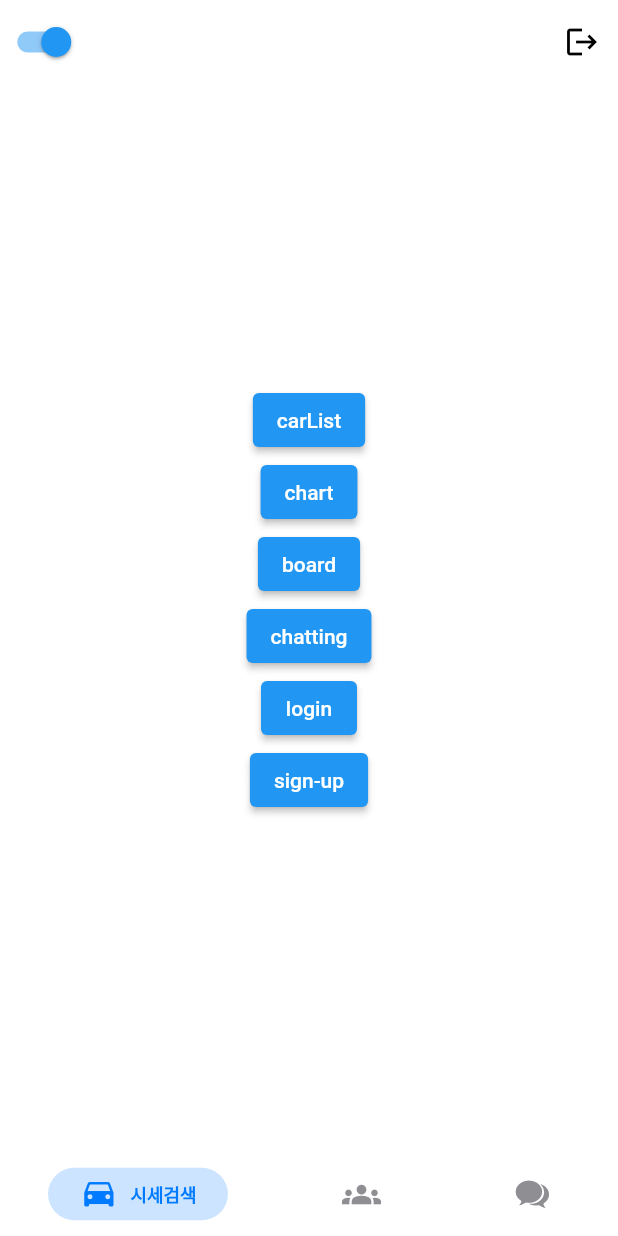
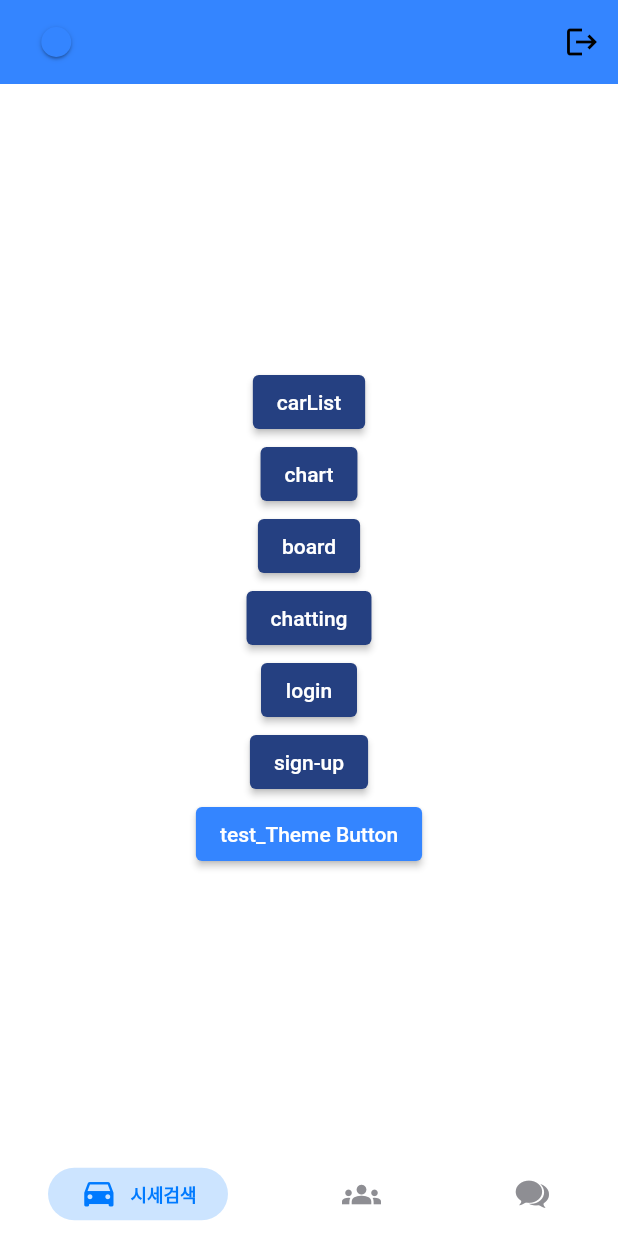
Before and after one commit to BhanKim/Flutter-R-Project, a Flutter app: the Home screen opened directly, on a phone screen of 412 x 824 dp. Run offline on Flutter 3.47's test engine with Material 2 defaults, Android fonts, the phone set to English and light mode, and no system bars; drawn by our look-alikes of persistent_bottom_nav_bar; our stand-ins replace cloud_firestore, firebase_auth, firebase_core, get, tab_indicator_styler; accounts and stored records are empty.

Commit message:
fix design login signup page

```diff
--- a/chasajo_flutter/lib/constants/colors.dart
+++ b/chasajo_flutter/lib/constants/colors.dart
@@ -2,7 +2,7 @@ import 'package:flutter/material.dart';
 
 /* -- LIST OF ALL COLORS -- */
 
-const tPrimaryColor = Color(0xFFFFE400);
+const tPrimaryColor = Color.fromARGB(255, 37, 64, 129);
 const tSecondaryColor = Color(0xFF272727);
 const tAccentColor = Color(0xFF001BFF);
 
@@ -14,3 +14,45 @@ const tCardBgColor = Color(0xFFF7F6F1);
 const tOnBoardingPage1Color = Colors.white;
 const tOnBoardingPage2Color = Color(0xfffddcdf);
 const tOnBoardingPage3Color = Color(0xffffdcbd);
+
+// -- Theme Dark & Light Colors
+class LightColors {
+  // color define
+  static const Color basic = Color(0xFFFFFFFF);
+  static const Color orange1 = Color.fromARGB(255, 37, 64, 129);
+  static const Color orange2 = Color.fromARGB(255, 37, 64, 129);
+  static const Color blue = Color(0xFF3485FF);
+  static const Color gray1 = Color(0xFFFFFFFF);
+  static const Color gray2 = Color(0xFFF5F5F5);
+  static const Color gray3 = Color(0xFFEEEEEF);
+  static const Color gray4 = Color(0xFFDFE1E4);
+  static const Color gray5 = Color(0xFF767676);
+  static const Color gray6 = Color(0xFF4D4D4D);
+  static const Color important = Color(0xFF2D2D2D);
+}
+
+class DarkColors {
+  // color define
+  static const Color basic = Color(0xFF2D2D2D);
+  static const Color orange1 = Color.fromARGB(255, 37, 64, 129);
+  static const Color orange2 = Color.fromARGB(255, 37, 64, 129);
+  static const Color blue = Color(0xFF5196FF);
+  static const Color gray1 = Color(0xFF1A1A1A);
+  static const Color gray2 = Color(0xFF2B2B2B);
+  static const Color gray3 = Color(0XFF3C3C3C);
+  static const Color gray4 = Color(0xFF4D4D4D);
+  static const Color gray5 = Color(0xFFAFAFAF);
+  static const Color gray6 = Color(0xFFDCDCDC);
+  static const Color important = Color(0xFFFFFFFF);
+}
+
+// 테마에 따라 바뀌지 않는 컬러
+class CommonColors {
+  // color define
+  static const Color red = Color(0xFFEC7272);
+  static const Color yellow = Color(0xFFFAD113);
+  static const Color green = Color(0xFF8ED9AB);
+
+  static const Color onWhite = Color(0xFFFFFFFF);
+  static const Color onBlack = Color(0xFF2D2D2D);
+}
--- a/chasajo_flutter/lib/constants/sizes.dart
+++ b/chasajo_flutter/lib/constants/sizes.dart
@@ -2,6 +2,6 @@
 
 //App default Sizing
 const tDefaultSize = 30.0;
-const tSplashContainerSize = 30.0;
+const tSplashContainerSize = 50.0;
 const tButtonHeight = 15.0;
 const tFormHeight = 30.0;
--- a/chasajo_flutter/lib/controller/splash_screen_controller.dart
+++ b/chasajo_flutter/lib/controller/splash_screen_controller.dart
@@ -1,6 +1,4 @@
-import 'package:cha_sa_jo_flutter/view/Home/Home.dart';
 import 'package:cha_sa_jo_flutter/view/Home/welcome.dart';
-import 'package:cha_sa_jo_flutter/view/login/login_screen.dart';
 import 'package:get/get.dart';
 
 class SplashScreenController extends GetxController {
@@ -16,7 +14,7 @@ class SplashScreenController extends GetxController {
     await Future.delayed(const Duration(milliseconds: 2000));
     Get.off(
       // Get.off Instead of Get.offAll()
-      () => const LoginScreen(),
+      () => const welcomePage(),
       duration: const Duration(milliseconds: 1000), //Transition Time
       transition: Transition.fadeIn, //Screen Switch Transition
     );
--- a/chasajo_flutter/lib/main.dart
+++ b/chasajo_flutter/lib/main.dart
@@ -1,3 +1,4 @@
+import 'package:cha_sa_jo_flutter/constants/colors.dart';
 import 'package:cha_sa_jo_flutter/firebase_options.dart';
 
 import 'package:cha_sa_jo_flutter/view/Home/Home.dart';
@@ -11,21 +12,76 @@ void main() async {
   await Firebase.initializeApp(
     options: DefaultFirebaseOptions.currentPlatform,
   );
-  runApp(const MyApp());
+  runApp(MyApp());
 }
 
 class MyApp extends StatelessWidget {
-  const MyApp({super.key});
+  MyApp({super.key});
 
   @override
   Widget build(BuildContext context) {
     return GetMaterialApp(
       title: 'Flutter Demo',
-      theme: ThemeData(
-        primarySwatch: Colors.blue,
-        //backgroundColor: Colors.white,
-      ),
+      theme: _lightTheme,
+      darkTheme: _darkTheme,
+      themeMode: ThemeMode.system,
       home: SplashScreen(),
     );
   }
-}
+
+  // --- THEME ---
+  final ThemeData _lightTheme = ThemeData(
+    appBarTheme: const AppBarTheme(
+      backgroundColor: LightColors.blue,
+    ),
+    scaffoldBackgroundColor: Colors.white,
+    colorScheme: const ColorScheme(
+      onPrimary: CommonColors.onWhite, //required
+      onSecondary: CommonColors.onWhite, //required
+      primary: LightColors.orange1, // point color1
+      primaryContainer: LightColors.orange2, // point color2
+      secondary: LightColors.blue, // point color3
+      background: LightColors.gray1, // app backgound
+      surface: LightColors.gray2, // card background
+      outline: LightColors.gray3, // card line or divider
+      surfaceVariant: LightColors.gray4, // disabled
+      onSurface: LightColors.gray5, // text3
+      onSurfaceVariant: LightColors.gray6, //text2
+      onBackground: LightColors.important, //text1
+      error: CommonColors.red, // danger
+      tertiary: CommonColors.yellow, // normal
+      tertiaryContainer: CommonColors.green, // safe
+
+      onError: LightColors.basic, //no use
+      brightness: Brightness.light,
+    ),
+  );
+
+  final ThemeData _darkTheme = ThemeData(
+    appBarTheme: const AppBarTheme(
+      backgroundColor: DarkColors.gray1,
+    ),
+    scaffoldBackgroundColor: DarkColors.gray2,
+    colorScheme: const ColorScheme(
+      onPrimary: CommonColors.onWhite, //required
+      onSecondary: CommonColors.onWhite, //required
+      primary: DarkColors.orange1, // point color1
+      primaryContainer: DarkColors.orange2, // point color2
+      secondary: DarkColors.blue, // point color3
+      background: DarkColors.gray1, // app backgound
+      surface: DarkColors.gray2, // card background
+      outline: DarkColors.gray3, // card line or divider
+      surfaceVariant: DarkColors.gray4, // disabled
+      onSurface: DarkColors.important, //text3
+      onSurfaceVariant: DarkColors.gray6, // text2
+      onBackground: DarkColors.important, //text1
+      error: CommonColors.red, // danger
+      tertiary: CommonColors.yellow, // normal
+      tertiaryContainer: CommonColors.green, // safe
+
+      onError: DarkColors.basic, // no use
+      brightness: Brightness.light,
+    ),
+  );
+  // ---
+} // END
--- a/chasajo_flutter/lib/view/Home/Home.dart
+++ b/chasajo_flutter/lib/view/Home/Home.dart
@@ -5,7 +5,6 @@ import 'package:cha_sa_jo_flutter/view/board/boardpage.dart';
 import 'package:cha_sa_jo_flutter/view/carList.dart';
 import 'package:cha_sa_jo_flutter/view/chatting/chat_screen.dart';
 import 'package:cha_sa_jo_flutter/view/chatting/chatting.dart';
-import 'package:cha_sa_jo_flutter/view/login/login.dart';
 import 'package:cha_sa_jo_flutter/view/login/login_screen.dart';
 import 'package:cha_sa_jo_flutter/view/login/main_screen.dart';
 import 'package:firebase_auth/firebase_auth.dart';
@@ -37,7 +36,6 @@ class _HomeState extends State<Home> with SingleTickerProviderStateMixin {
   Widget build(BuildContext context) {
     return Scaffold(
       appBar: AppBar(
-        backgroundColor: Colors.white,
         leading: Switch(
           value: true,
           onChanged: (value) {
--- a/chasajo_flutter/lib/view/Home/Home_Page.dart
+++ b/chasajo_flutter/lib/view/Home/Home_Page.dart
@@ -5,21 +5,32 @@ import 'package:cha_sa_jo_flutter/view/login/login.dart';
 import 'package:cha_sa_jo_flutter/view/login/login_screen.dart';
 import 'package:cha_sa_jo_flutter/view/login/main_screen.dart';
 import 'package:flutter/material.dart';
+import 'package:flutter/services.dart';
 import 'package:flutter/src/widgets/container.dart';
 import 'package:flutter/src/widgets/framework.dart';
+import 'package:get/get.dart';
 
 class HomePage extends StatelessWidget {
-  const HomePage({super.key});
+  HomePage({super.key});
+  // THEME BOOL
+  bool isLightTheme = true;
 
   @override
   Widget build(BuildContext context) {
     return Scaffold(
-      backgroundColor: Colors.white,
       body: Center(
         child: Column(
+          mainAxisAlignment: MainAxisAlignment.center,
           children: [
-            SizedBox(
-              height: 200,
+            ElevatedButton(
+              onPressed: () {
+                Navigator.push(context, MaterialPageRoute(
+                  builder: (context) {
+                    return Login();
+                  },
+                ));
+              },
+              child: const Text('carList'),
             ),
             ElevatedButton(
               onPressed: () {
@@ -29,17 +40,7 @@ class HomePage extends StatelessWidget {
                   },
                 ));
               },
-              child: Text('carList'),
-            ),
-            ElevatedButton(
-              onPressed: () {
-                Navigator.push(context, MaterialPageRoute(
-                  builder: (context) {
-                    return Login();
-                  },
-                ));
-              },
-              child: Text('chart'),
+              child: const Text('chart'),
             ),
             ElevatedButton(
               onPressed: () {
@@ -81,6 +82,22 @@ class HomePage extends StatelessWidget {
               },
               child: Text('sign-up'),
             ),
+            ElevatedButton(
+              style: ButtonStyle(
+                backgroundColor: MaterialStateProperty.all(
+                    context.theme.colorScheme.secondary),
+              ),
+              onPressed: () {
+                if (isLightTheme) {
+                  Get.changeThemeMode(ThemeMode.dark);
+                  isLightTheme = false;
+                } else {
+                  Get.changeThemeMode(ThemeMode.light);
+                  isLightTheme = true;
+                }
+              },
+              child: Text('test_Theme Button'),
+            ),
           ],
         ),
       ),
--- a/chasajo_flutter/lib/view/signup/singup_screen.dart
+++ b/chasajo_flutter/lib/view/signup/singup_screen.dart
@@ -16,7 +16,9 @@ class SignupScreen extends StatelessWidget {
         child: Container(
           padding: const EdgeInsets.all(tDefaultSize),
           child: Column(
+            mainAxisAlignment: MainAxisAlignment.center,
             children: const [
+              const SizedBox(height: 20),
               // Header Widget 사용법
               FormHeaderWidget(
                   image: tSplashImage,
--- a/chasajo_flutter/lib/widget/signup/form_header_widget.dart
+++ b/chasajo_flutter/lib/widget/signup/form_header_widget.dart
@@ -16,7 +16,7 @@ class FormHeaderWidget extends StatelessWidget {
   Widget build(BuildContext context) {
     final size = MediaQuery.of(context).size;
     return Column(
-      crossAxisAlignment: CrossAxisAlignment.start,
+      crossAxisAlignment: CrossAxisAlignment.center,
       children: [
         Image(image: const AssetImage(tSplashImage), height: size.height * 0.2),
         Text(title, style: Theme.of(context).textTheme.headline3),
```
Also changed, not shown: chasajo_flutter/lib/constants/text_strings.dart (+7 -8 lines), chasajo_flutter/lib/view/Home/splash_screen.dart (+7 -6 lines), chasajo_flutter/lib/view/Home/welcome.dart (+6 -4 lines), chasajo_flutter/lib/widget/login/login_header_widget.dart (+4 -3 lines), chasajo_flutter/images/splash-top-icon.png, chasajo_flutter/lib/widget/signup/d.dart (deleted), 1 other file.
